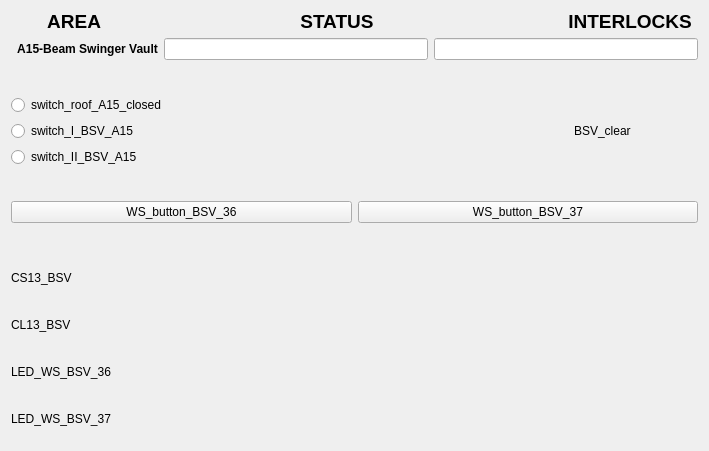
This is vcsDisplays/BSV.ui in yannS2016/tlabsVCS as Qt 5 draws it before an edit. The edited form follows.
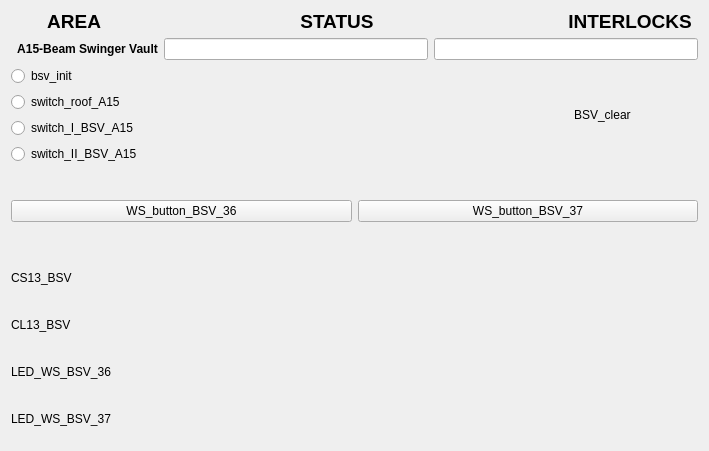
This is the edited form. Custom widgets are drawn as their Qt base class.

Diff of the .ui file:
```diff
--- a/vcsDisplays/BSV.ui
+++ b/vcsDisplays/BSV.ui
@@ -82,19 +82,6 @@
      </item>
     </layout>
    </item>
-   <item>
-    <spacer name="verticalSpacer_3">
-     <property name="orientation">
-      <enum>Qt::Vertical</enum>
-     </property>
-     <property name="sizeHint" stdset="0">
-      <size>
-       <width>20</width>
-       <height>40</height>
-      </size>
-     </property>
-    </spacer>
-   </item>
    <item>
     <layout class="QHBoxLayout" name="horizontalLayout_9">
      <item>
@@ -102,13 +89,35 @@
        <item>
         <widget class="QERadioButton" name="qeradiobutton">
          <property name="text">
-          <string>switch_roof_A15_closed</string>
+          <string>bsv_init</string>
          </property>
          <property name="autoExclusive">
           <bool>false</bool>
          </property>
          <property name="variable" stdset="0">
-          <string>VCS:SW-RF-A15-CLSD</string>
+          <string>VCS:BSV-INIT</string>
+         </property>
+         <property name="format" stdset="0">
+          <enum>QERadioButton::LocalEnumeration</enum>
+         </property>
+         <property name="pressText">
+          <string>0</string>
+         </property>
+         <property name="releaseText">
+          <string>1</string>
+         </property>
+        </widget>
+       </item>
+       <item>
+        <widget class="QERadioButton" name="qeradiobutton_3">
+         <property name="text">
+          <string>switch_roof_A15</string>
+         </property>
+         <property name="autoExclusive">
+          <bool>false</bool>
+         </property>
+         <property name="variable" stdset="0">
+          <string>VCS:SW-RF-A15</string>
          </property>
          <property name="format" stdset="0">
           <enum>QERadioButton::LocalEnumeration</enum>
```
Left out of the diff: 2 changed lines with no effect on the pictures.
